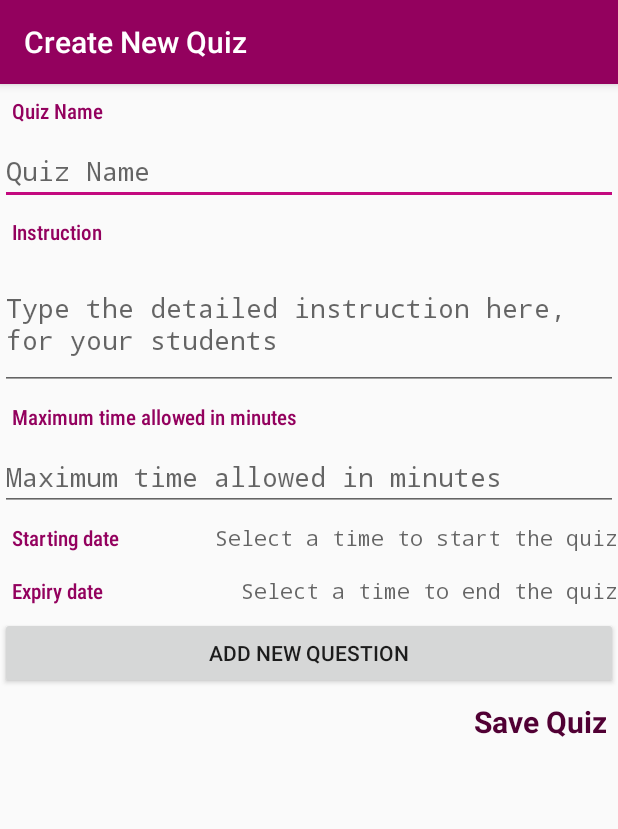
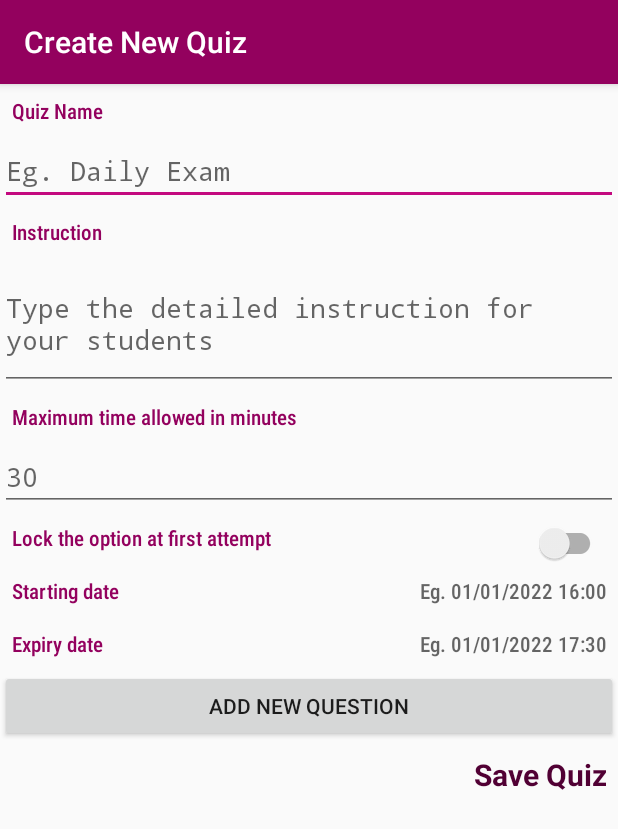
Before and after one commit to 45afeef/CreamPen, an Android app: the CreateQpActivity screen opened directly, with no data from a screen before it, on a phone screen of 412 x 824 dp. Shown: the top 829 px of the screen. Run offline under Robolectric (Android 15) with nearby library versions, the phone set to English and light mode, and no system bars; our stand-ins replace Firebase (no records; nobody signed in at launch, a user with empty details on screens opened directly).

Commit message:
Added lock_at_first switch in qpCreationActivity

```diff
--- a/app/src/main/res/layout/activity_create_qp.xml
+++ b/app/src/main/res/layout/activity_create_qp.xml
@@ -2,7 +2,6 @@
 <androidx.core.widget.NestedScrollView
     xmlns:android="http://schemas.android.com/apk/res/android"
     xmlns:tools="http://schemas.android.com/tools"
-    xmlns:app="http://schemas.android.com/apk/res-auto"
     android:layout_width="match_parent"
     android:layout_height="match_parent"
     tools:context=".Activity.CreateQpActivity">
@@ -20,7 +19,8 @@
 
         <EditText
             android:id="@+id/et_qp_name"
-            android:hint="@string/quiz_name"
+            android:hint="@string/quiz_name_hint"
+            android:inputType="text"
             android:typeface="monospace"
             android:layout_width="match_parent"
             android:layout_height="wrap_content"/>
@@ -47,12 +47,19 @@
 
         <EditText
             android:id="@+id/et_qp_maxtime"
-            android:hint="@string/max_time_in_minutes"
+            android:hint="30"
             android:maxLines="1"
             android:typeface="monospace"
             android:inputType="number"
             android:layout_width="match_parent"
             android:layout_height="wrap_content"/>
+
+        <com.google.android.material.switchmaterial.SwitchMaterial
+            android:id="@+id/lock_at_first"
+            android:layout_width="match_parent"
+            android:layout_height="wrap_content"
+            style="@style/subHeading"
+            android:text="@string/lockAtFirst"/>
 
         <LinearLayout
             android:orientation="horizontal"
@@ -67,6 +74,7 @@
             <TextView
                 android:id="@+id/et_start_time"
                 android:hint="@string/select_a_start_time"
+                style="@style/subHeading"
                 android:maxLines="1"
                 android:typeface="monospace"
                 android:textAlignment="textEnd"
@@ -87,6 +95,7 @@
             <TextView
                 android:id="@+id/et_end_time"
                 android:hint="@string/select_a_end_time"
+                style="@style/subHeading"
                 android:maxLines="1"
                 android:typeface="monospace"
                 android:textAlignment="textEnd"
--- a/app/src/main/res/values/strings.xml
+++ b/app/src/main/res/values/strings.xml
@@ -39,9 +39,11 @@
         \n<b>No donation?</b>
         \nJust Create Lessons &amp; spread the word
     </string>
-    <string name="instruction_hint">Type the detailed instruction here, for your students</string>
     <string name="startAt">Starting date</string>
     <string name="expiresAt">Expiry date</string>
-    <string name="select_a_start_time">Select a time to start the quiz</string>
-    <string name="select_a_end_time">Select a time to end the quiz</string>
+    <string name="quiz_name_hint">Eg. Daily Exam</string>
+    <string name="instruction_hint">Type the detailed instruction for your students</string>
+    <string name="select_a_start_time">Eg. 01/01/2022 16:00</string>
+    <string name="select_a_end_time">Eg. 01/01/2022 17:30</string>
+    <string name="lockAtFirst">Lock the option at first attempt</string>
 </resources>
```
Also changed, not shown: app/src/main/java/com/parayada/creampen/Activity/CreateQpActivity.java (+7 -6 lines).
